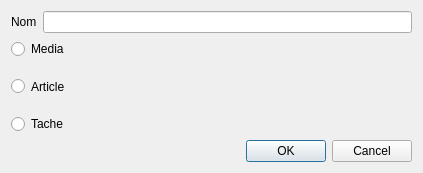
Before: the Qt Designer form nouvellenote.ui in tmarcille/LO21_Plurinotes, drawn with Qt 5.
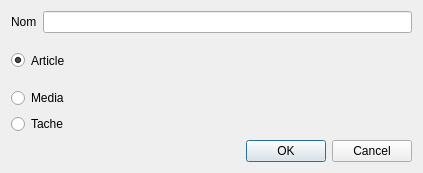
After: the same form once the commit is applied.

```diff
--- a/nouvellenote.ui
+++ b/nouvellenote.ui
@@ -17,7 +17,7 @@
    <string>Dialog</string>
   </property>
   <layout class="QGridLayout" name="gridLayout">
-   <item row="0" column="0">
+   <item row="1" column="0">
     <layout class="QVBoxLayout" name="verticalLayout">
      <item>
       <layout class="QHBoxLayout" name="horizontalLayout">
@@ -33,16 +33,6 @@
        </item>
       </layout>
      </item>
-     <item>
-      <widget class="QRadioButton" name="Media">
-       <property name="text">
-        <string>Media</string>
-       </property>
-       <attribute name="buttonGroup">
-        <string notr="true">buttonGroup</string>
-       </attribute>
-      </widget>
-     </item>
      <item>
       <widget class="QRadioButton" name="Article">
        <property name="sizePolicy">
@@ -54,8 +44,21 @@
        <property name="text">
         <string>Article</string>
        </property>
+       <property name="checked">
+        <bool>true</bool>
+       </property>
        <attribute name="buttonGroup">
-        <string notr="true">buttonGroup</string>
+        <string notr="true">radioButtons</string>
+       </attribute>
+      </widget>
+     </item>
+     <item>
+      <widget class="QRadioButton" name="Media">
+       <property name="text">
+        <string>Media</string>
+       </property>
+       <attribute name="buttonGroup">
+        <string notr="true">radioButtons</string>
        </attribute>
       </widget>
      </item>
@@ -71,7 +74,7 @@
      </item>
     </layout>
    </item>
-   <item row="1" column="0">
+   <item row="2" column="0">
     <widget class="QDialogButtonBox" name="buttonBox">
      <property name="orientation">
       <enum>Qt::Horizontal</enum>
```
Left out of the diff: 2 changed lines with no effect on the pictures.
